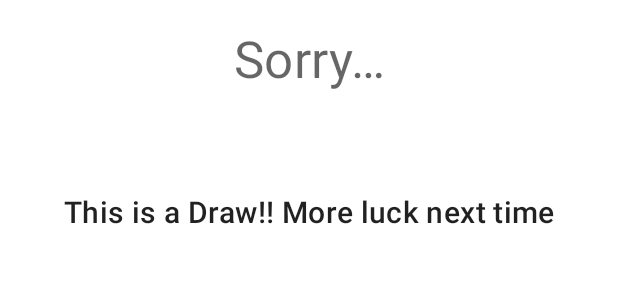
After one commit to 2021-DEV2-054/MyTest, an Android app: the layout fragment_dialog_draw.xml on its own in the app's theme, with its tools: preview values and no code run, on a phone screen of 412 x 824 dp. The commit adds this screen. Shown: the top 300 px of the screen. Run offline under Robolectric (Android 15) with nearby library versions, the phone set to English and light mode, and no system bars.

Commit message:
Update to display a dialog to notify users when there is a win or draw

```diff
--- /dev/null
+++ b/app/src/main/res/layout/fragment_dialog_draw.xml
@@ -0,0 +1,26 @@
+<?xml version="1.0" encoding="utf-8"?>
+<LinearLayout xmlns:android="http://schemas.android.com/apk/res/android"
+    android:layout_width="match_parent"
+    android:layout_height="match_parent"
+    android:orientation="vertical">
+
+    <TextView
+        android:layout_width="match_parent"
+        android:layout_height="wrap_content"
+        android:layout_marginStart="@dimen/default_space"
+        android:layout_marginTop="@dimen/default_space"
+        android:layout_marginEnd="@dimen/default_space"
+        android:layout_marginBottom="@dimen/game_finished_title_bottom_space"
+        android:gravity="center"
+        android:text="@string/game_finished_draw_title"
+        android:textAppearance="?textAppearanceHeadline4" />
+
+    <TextView
+        android:layout_width="match_parent"
+        android:layout_height="wrap_content"
+        android:layout_margin="@dimen/default_space"
+        android:gravity="center"
+        android:text="@string/game_finish_with_draw"
+        android:textAppearance="?textAppearanceHeadline6" />
+
+</LinearLayout>
--- a/app/src/main/res/values/dimens.xml
+++ b/app/src/main/res/values/dimens.xml
@@ -7,4 +7,5 @@
     <dimen name="cell_size">80dp</dimen>
     <dimen name="clear_cell_elevation">30dp</dimen>
     <dimen name="selected_cell_elevation">4dp</dimen>
+    <dimen name="game_finished_title_bottom_space">50dp</dimen>
 </resources>
--- a/app/src/main/res/values/strings.xml
+++ b/app/src/main/res/values/strings.xml
@@ -2,7 +2,9 @@
     <string name="app_name">MyTest</string>
     <string name="board_screen_title">TIC TAC TOE</string>
     <string name="next_player_title_label">Next Player:</string>
-    <string name="game_finish_with_draw">This is a Draw!!</string>
-    <string name="game_finish_with_winner_x_player">Congratulations!!\nX wins!!</string>
-    <string name="game_finish_with_winner_o_player">Congratulations!!\nO wins!!</string>
+    <string name="game_finish_with_winner_x_player">X wins!!</string>
+    <string name="game_finish_with_winner_o_player">O wins!!</string>
+    <string name="game_finished_win_title">Congratulations!</string>
+    <string name="game_finished_draw_title">Sorry…</string>
+    <string name="game_finish_with_draw">This is a Draw!! More luck next time</string>
 </resources>
```
Also changed, not shown: app/src/main/java/com/example/mytest/app/features/board/BoardFragment.kt (+23 -7 lines), app/src/main/res/layout/fragment_dialog_win.xml (added, +28 -0 lines), 2 other files.
